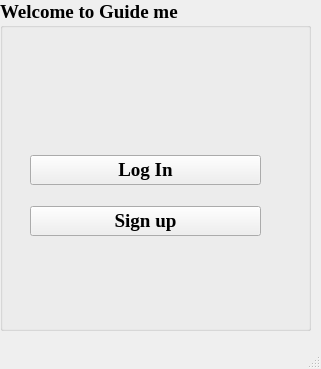
Qt form Guide_me/mainwindow.ui (MARIO00410/Guide-Me) before a commit.
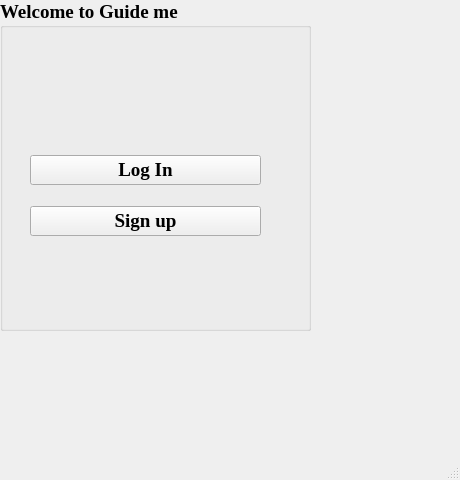
The same form after that commit.

What changed in the file:
```diff
--- a/Guide_me/mainwindow.ui
+++ b/Guide_me/mainwindow.ui
@@ -6,8 +6,8 @@
    <rect>
     <x>0</x>
     <y>0</y>
-    <width>321</width>
-    <height>369</height>
+    <width>460</width>
+    <height>480</height>
    </rect>
   </property>
   <property name="font">
```
Left out of the diff: 4 changed lines with no effect on the pictures.
